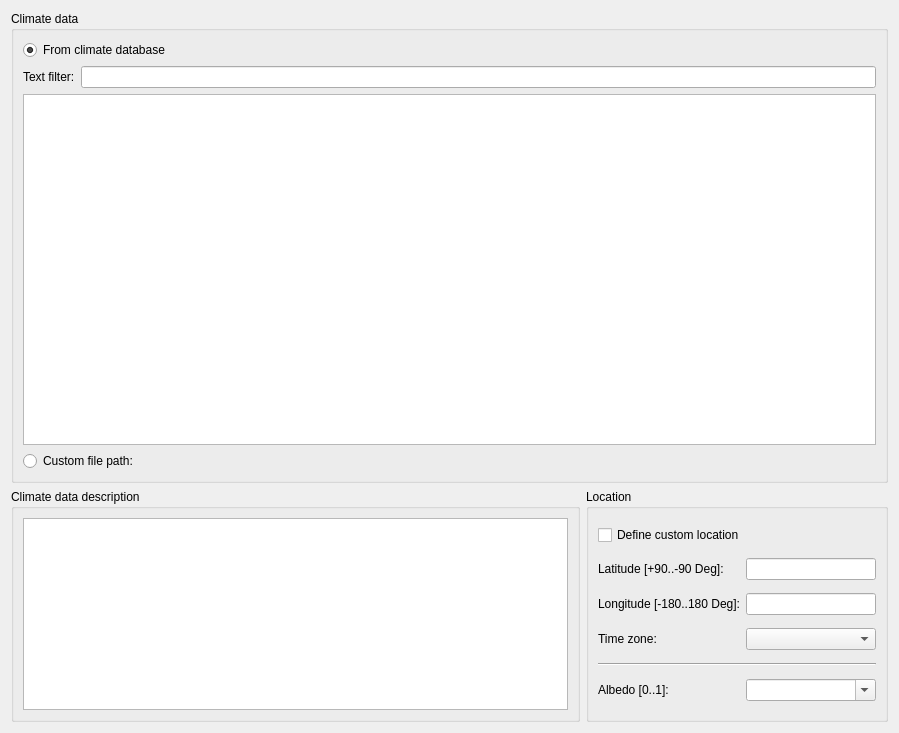
The window that SIM-VICUS/src/SVSimulationLocationOptions.ui (ghorwin/SIM-VICUS) describes before a commit, drawn with Qt 5.
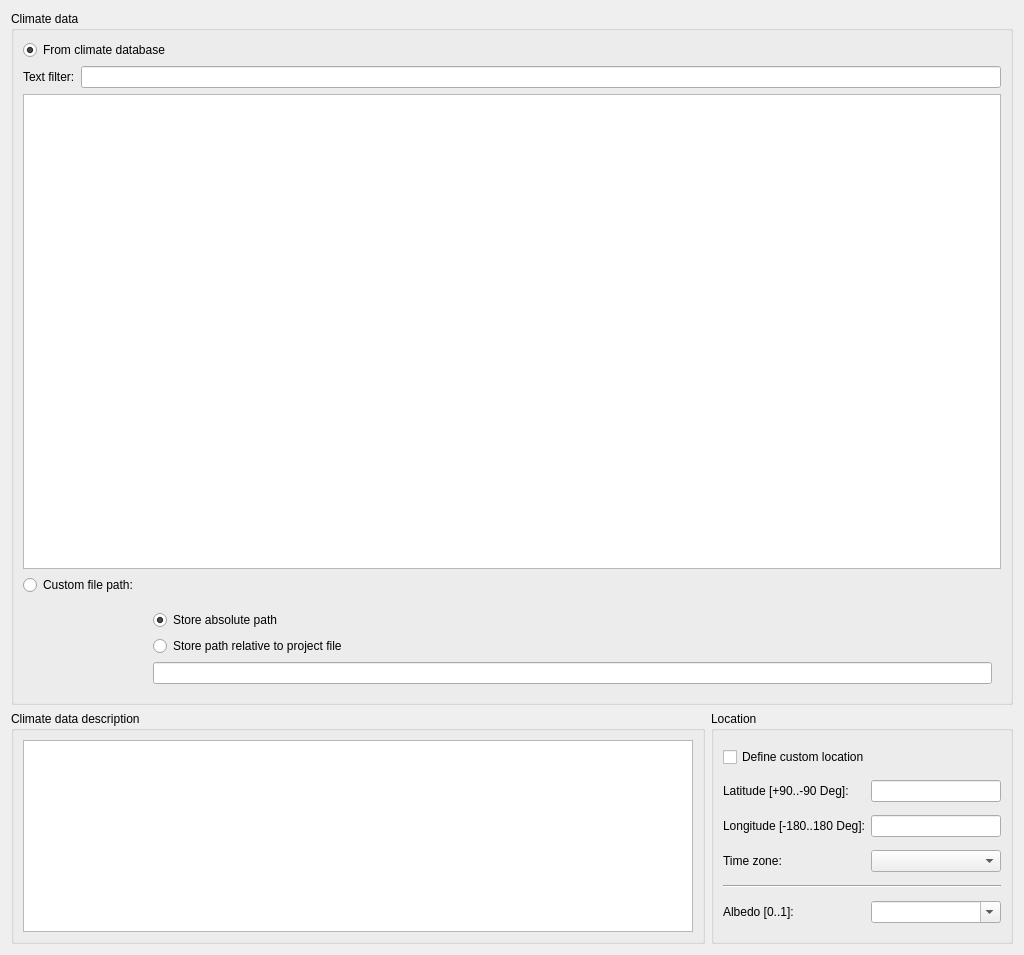
The same window after the commit. Custom widgets are drawn as their Qt base class.

Commit message: It is now possible to store a climate file path relative to project.

What changed in the file:
```diff
--- a/SIM-VICUS/src/SVSimulationLocationOptions.ui
+++ b/SIM-VICUS/src/SVSimulationLocationOptions.ui
@@ -6,8 +6,8 @@
    <rect>
     <x>0</x>
     <y>0</y>
-    <width>899</width>
-    <height>733</height>
+    <width>1024</width>
+    <height>955</height>
    </rect>
   </property>
   <property name="windowTitle">
@@ -19,7 +19,7 @@
      <property name="title">
       <string>Climate data</string>
      </property>
-     <layout class="QGridLayout" name="gridLayout_2" columnstretch="0,1">
+     <layout class="QGridLayout" name="gridLayout_2">
       <item row="0" column="0" colspan="2">
        <widget class="QRadioButton" name="radioButtonFromDB">
         <property name="text">
@@ -64,6 +64,36 @@
         </property>
        </widget>
       </item>
+      <item row="4" column="1">
+       <widget class="QWidget" name="widgetUserPathOptions" native="true">
+        <layout class="QVBoxLayout" name="verticalLayout_2">
+         <item>
+          <widget class="QRadioButton" name="radioButtonUserPathAbsolute">
+           <property name="text">
+            <string>Store absolute path</string>
+           </property>
+           <property name="checked">
+            <bool>true</bool>
+           </property>
+          </widget>
+         </item>
+         <item>
+          <widget class="QRadioButton" name="radioButtonUserPathRelative">
+           <property name="text">
+            <string>Store path relative to project file</string>
+           </property>
+          </widget>
+         </item>
+         <item>
+          <widget class="QLineEdit" name="lineEditUserFilePath">
+           <property name="readOnly">
+            <bool>true</bool>
+           </property>
+          </widget>
+         </item>
+        </layout>
+       </widget>
+      </item>
      </layout>
     </widget>
    </item>
```
The commit also changes 4 other files.
